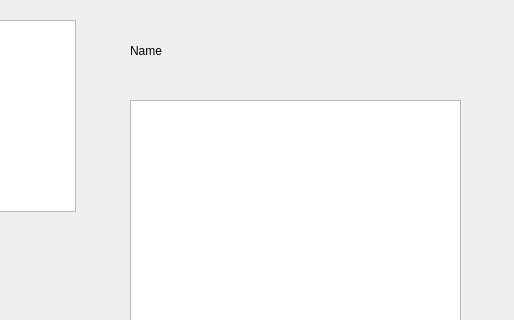
Old version of the form userpage.ui in the repository michalMudr/MyCovidRecord; both pictures show x 210 to 724 and y 0 to 320 of the 724 by 581 pixel window.
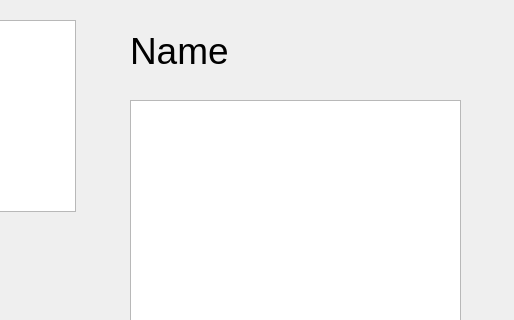
New version of the form.

Commit message: user name font size changed

The edit to the form file:
```diff
--- a/userpage.ui
+++ b/userpage.ui
@@ -38,6 +38,11 @@
      <height>81</height>
     </rect>
    </property>
+   <property name="font">
+    <font>
+     <pointsize>28</pointsize>
+    </font>
+   </property>
    <property name="text">
     <string>Name</string>
    </property>
```
